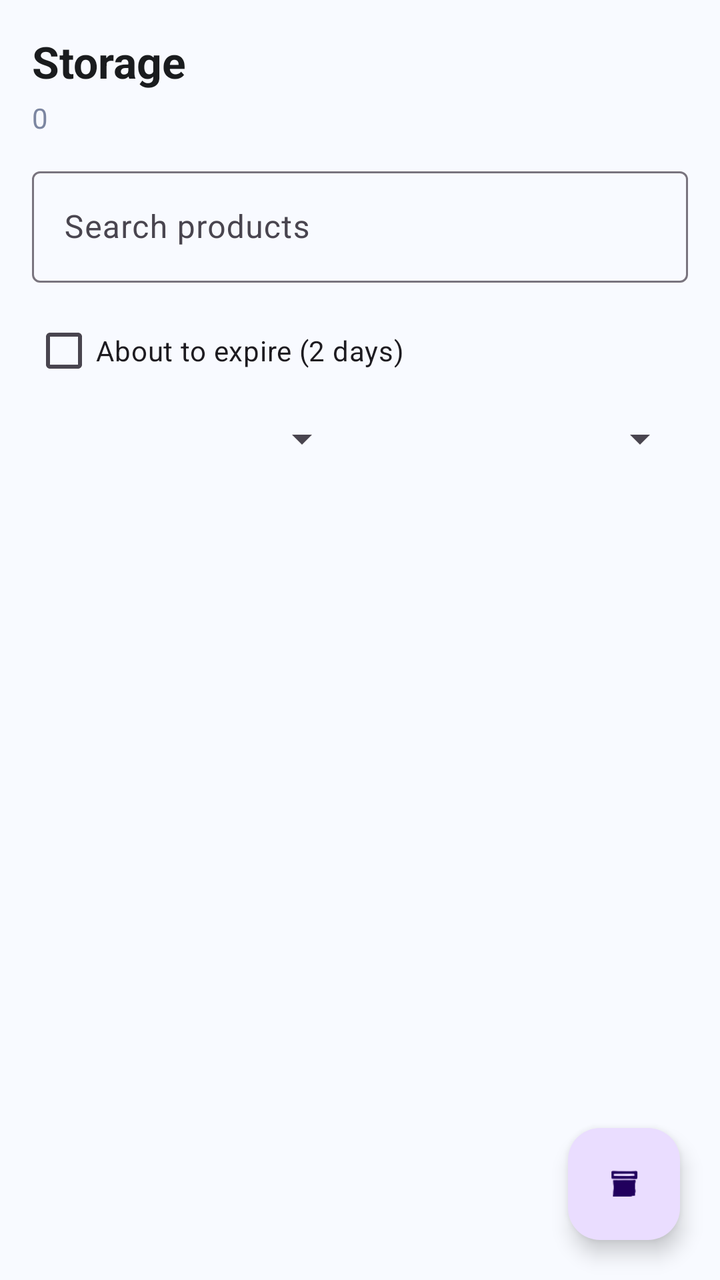
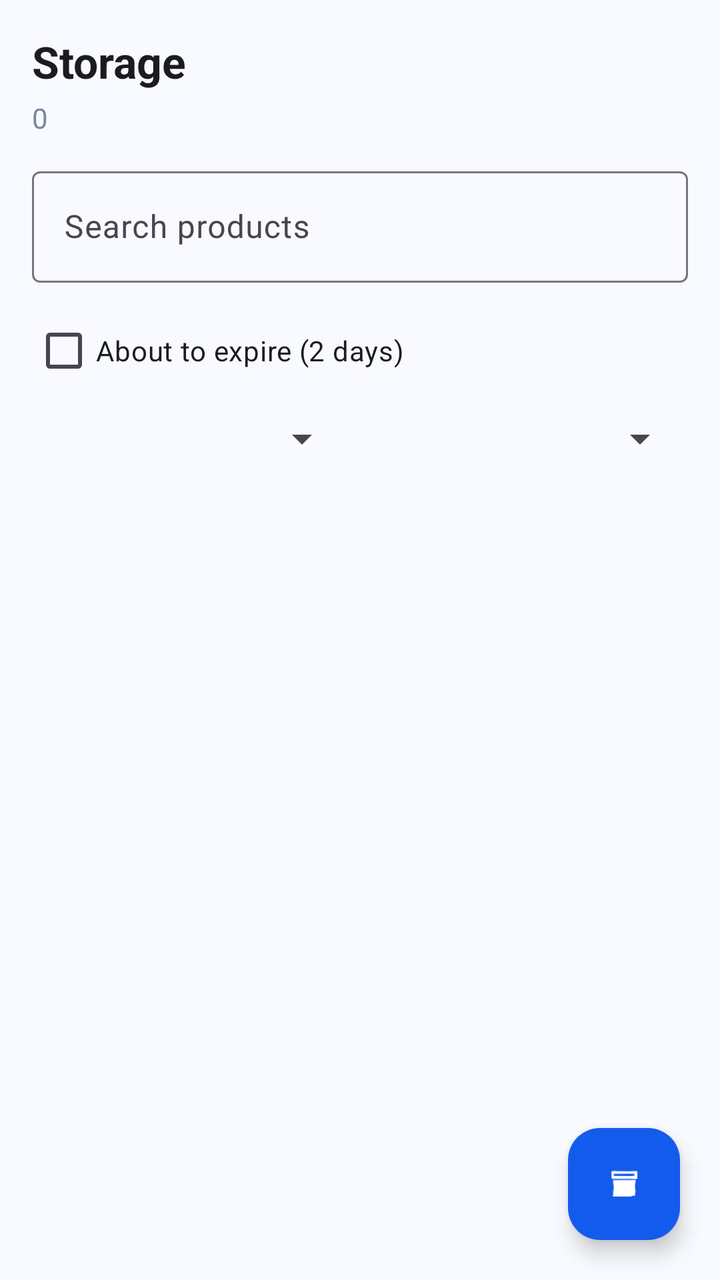

Before-and-after screenshots of an Android layout around one commit, followed by the original layout XML and the change that was made.
<!-- AndroidManifest.xml: application theme Theme.MyFridge -->
<!-- res/layout/activity_storage.xml -->
<?xml version="1.0" encoding="utf-8"?>
<androidx.coordinatorlayout.widget.CoordinatorLayout xmlns:android="http://schemas.android.com/apk/res/android"
    xmlns:app="http://schemas.android.com/apk/res-auto"
    android:layout_width="match_parent"
    android:layout_height="match_parent"
    android:background="#F8FAFF">

    <LinearLayout
        android:layout_width="match_parent"
        android:layout_height="match_parent"
        android:orientation="vertical"
        android:padding="16dp">

        <TextView
            android:layout_width="wrap_content"
            android:layout_height="wrap_content"
            android:text="Storage"
            android:textColor="#1A1C1E"
            android:textSize="22sp"
            android:textStyle="bold" />

        <TextView
            android:id="@+id/txt_storage_count"
            android:layout_width="wrap_content"
            android:layout_height="wrap_content"
            android:layout_marginTop="4dp"
            android:text="0"
            android:textColor="#7C86A1" />

        <com.google.android.material.textfield.TextInputLayout
            android:id="@+id/til_storage_search"
            android:layout_width="match_parent"
            android:layout_height="wrap_content"
            android:layout_marginTop="12dp"
            android:hint="Search products"
            app:endIconMode="clear_text">

            <com.google.android.material.textfield.TextInputEditText
                android:id="@+id/et_storage_search"
                android:layout_width="match_parent"
                android:layout_height="wrap_content"
                android:inputType="text"
                android:maxLines="1" />

        </com.google.android.material.textfield.TextInputLayout>

        <LinearLayout
            android:layout_width="match_parent"
            android:layout_height="wrap_content"
            android:layout_marginTop="10dp"
            android:orientation="vertical">

            <CheckBox
                android:id="@+id/cb_about_to_expire"
                android:layout_width="wrap_content"
                android:layout_height="wrap_content"
                android:text="About to expire (2 days)" />

            <LinearLayout
                android:layout_width="match_parent"
                android:layout_height="wrap_content"
                android:layout_marginTop="8dp"
                android:orientation="horizontal">

                <Spinner
                    android:id="@+id/sp_category"
                    android:layout_width="0dp"
                    android:layout_height="wrap_content"
                    android:layout_weight="1" />

                <Space
                    android:layout_width="10dp"
                    android:layout_height="1dp" />

                <Spinner
                    android:id="@+id/sp_sort"
                    android:layout_width="0dp"
                    android:layout_height="wrap_content"
                    android:layout_weight="1" />
            </LinearLayout>
        </LinearLayout>

        <androidx.recyclerview.widget.RecyclerView
            android:id="@+id/rv_storage"
            android:layout_width="match_parent"
            android:layout_height="0dp"
            android:layout_weight="1"
            android:layout_marginTop="12dp" />
    </LinearLayout>

    <com.google.android.material.floatingactionbutton.FloatingActionButton
        android:id="@+id/fab_add_to_storage"
        android:layout_width="wrap_content"
        android:layout_height="wrap_content"
        android:contentDescription="Add product"
        app:srcCompat="@drawable/ic_inventory"
        app:layout_anchorGravity="bottom|end"
        android:layout_gravity="bottom|end"
        android:layout_margin="20dp" />

</androidx.coordinatorlayout.widget.CoordinatorLayout>
<!-- resources referenced by this layout -->
<resources>
  <!-- drawable ic_inventory: png bitmap (drawable, 3619 bytes) -->
  <style name="Theme.MyFridge" parent="Base.Theme.MyFridge" />
  <style name="Base.Theme.MyFridge" parent="Theme.Material3.DayNight.NoActionBar">
          
          
      </style>
</resources>

<!-- the commit's change to res/layout/activity_storage.xml (unified diff, before → after) -->
@@ -3,7 +3,7 @@
     xmlns:app="http://schemas.android.com/apk/res-auto"
     android:layout_width="match_parent"
     android:layout_height="match_parent"
-    android:background="#F8FAFF">
+    android:background="?android:attr/windowBackground">
 
     <LinearLayout
         android:layout_width="match_parent"
@@ -15,7 +15,7 @@
             android:layout_width="wrap_content"
             android:layout_height="wrap_content"
             android:text="Storage"
-            android:textColor="#1A1C1E"
+            android:textColor="?attr/colorOnSurface"
             android:textSize="22sp"
             android:textStyle="bold" />
 
@@ -25,7 +25,7 @@
             android:layout_height="wrap_content"
             android:layout_marginTop="4dp"
             android:text="0"
-            android:textColor="#7C86A1" />
+            android:textColor="@color/text_gray" />
 
         <com.google.android.material.textfield.TextInputLayout
             android:id="@+id/til_storage_search"
@@ -40,7 +40,8 @@
                 android:layout_width="match_parent"
                 android:layout_height="wrap_content"
                 android:inputType="text"
-                android:maxLines="1" />
+                android:maxLines="1"
+                android:textColor="?attr/colorOnSurface" />
 
         </com.google.android.material.textfield.TextInputLayout>
 
@@ -54,7 +55,8 @@
                 android:id="@+id/cb_about_to_expire"
                 android:layout_width="wrap_content"
                 android:layout_height="wrap_content"
-                android:text="About to expire (2 days)" />
+                android:text="About to expire (2 days)"
+                android:textColor="?attr/colorOnSurface" />
 
             <LinearLayout
                 android:layout_width="match_parent"
@@ -96,6 +98,8 @@
         app:srcCompat="@drawable/ic_inventory"
         app:layout_anchorGravity="bottom|end"
         android:layout_gravity="bottom|end"
-        android:layout_margin="20dp" />
+        android:layout_margin="20dp"
+        app:backgroundTint="@color/primary_blue"
+        app:tint="@color/white" />
 
 </androidx.coordinatorlayout.widget.CoordinatorLayout>
<!-- resource entries referenced after the edit -->
@@ -1,10 +1,33 @@
 <!-- resources referenced by this layout -->
 <resources>
+  <color name="primary_blue">#135BEC</color>
+  <color name="text_gray">#7C86A1</color>
+  <color name="white">#FFFFFFFF</color>
   <!-- drawable ic_inventory: png bitmap (drawable, 3619 bytes) -->
   <style name="Theme.MyFridge" parent="Base.Theme.MyFridge" />
   <style name="Base.Theme.MyFridge" parent="Theme.Material3.DayNight.NoActionBar">
           
+          <item name="colorPrimary">@color/primary_blue</item>
+          <item name="colorOnPrimary">@color/white</item>
+          <item name="colorPrimaryContainer">@color/navy_blue</item>
+          <item name="colorOnPrimaryContainer">@color/white</item>
+  
           
+          <item name="colorSecondary">@color/deep_blue</item>
+          <item name="colorOnSecondary">@color/white</item>
+  
+          
+          <item name="android:windowBackground">@color/light_blue_bg</item>
+          <item name="colorSurface">@color/white</item>
+          <item name="colorOnSurface">@color/text_dark</item>
+  
+          
+          <item name="android:statusBarColor">@color/navy_blue</item>
+          <item name="android:windowLightStatusBar" tools:targetApi="m">false</item>
       </style>
+  <color name="navy_blue">#001B3D</color>
+  <color name="deep_blue">#001229</color>
+  <color name="light_blue_bg">#F8FAFF</color>
+  <color name="text_dark">#1A1C1E</color>
 </resources>
 
